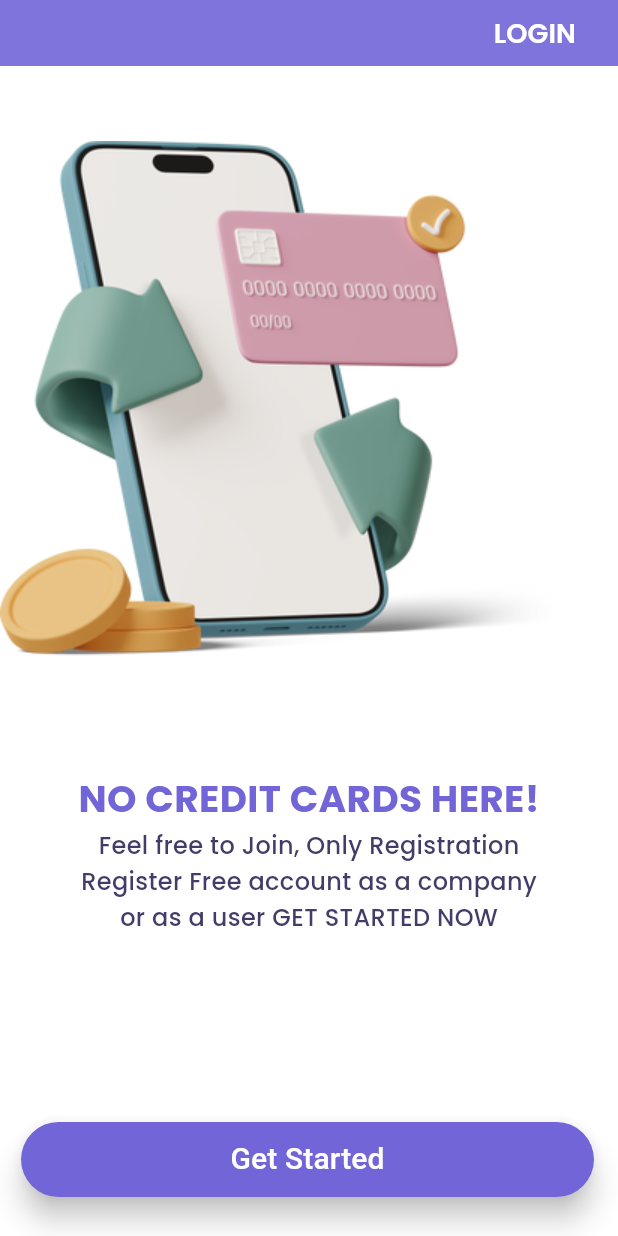
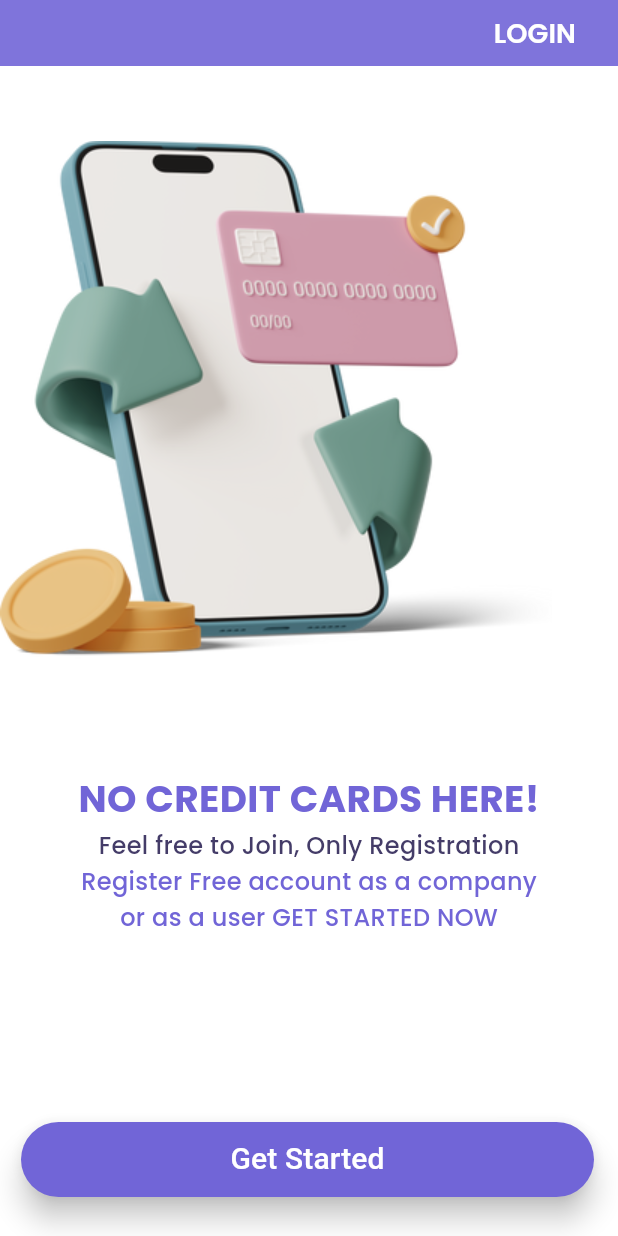
Before and after one commit to MusitafaJeilaniAbdulkadir/Job-Finder-App, a Flutter app: the screen it shows after launch, swiped to page 4, on a phone screen of 412 x 824 dp. Run offline on Flutter 3.47's test engine with Material 3 defaults, Android fonts, the phone set to English and light mode, and no system bars; drawn by our look-alikes of flutter_onboarding_slider; our stand-ins replace curved_navigation_bar, font_awesome_flutter, timeago.

Commit message:
Update on_boarding.dart

```diff
--- a/job_portal/lib/views/pages/on_boarding.dart
+++ b/job_portal/lib/views/pages/on_boarding.dart
@@ -6,6 +6,7 @@ import 'package:job_portal/util/helpers/text_helper.dart';
 import 'package:job_portal/util/text.dart';
 import 'package:job_portal/views/pages/login_page.dart';
 import 'package:job_portal/views/pages/user_type_page.dart';
+
 class OnBoarding extends StatelessWidget {
   const OnBoarding({super.key});
 
@@ -15,41 +16,35 @@ class OnBoarding extends StatelessWidget {
       controllerColor: colors['primary'],
       pageBackgroundColor: Colors.white,
       finishButtonText: "Get Started",
-      trailingFunction: ()=> Navigator.push(context, MaterialPageRoute(builder: (_)=> Login())),
-      onFinish: ()=> Navigator.push(context, MaterialPageRoute(builder: (_)=> UserTypePage())),
+      trailingFunction: () =>
+          Navigator.push(context, MaterialPageRoute(builder: (_) => Login())),
+      onFinish: () => Navigator.push(
+          context, MaterialPageRoute(builder: (_) => UserTypePage())),
       finishButtonStyle: FinishButtonStyle(
           backgroundColor: colors['primary'] as Color,
           elevation: 8,
-        shape: RoundedRectangleBorder(
-          borderRadius: BorderRadius.circular(28)
-        )
+          shape:
+              RoundedRectangleBorder(borderRadius: BorderRadius.circular(28))),
+      skipTextButton: CText(
+        text: "SKIP",
+        decorations: TextDecorations(
+            color: Colors.white, fontSize: 20, family: "Poppins SemiBold"),
       ),
-      skipTextButton: CText(text: "SKIP",
-      decorations: TextDecorations(
-        color: Colors.white,
-        fontSize: 20,
-        family: "Poppins SemiBold"
-
-      ),),
       background: [
         Image.asset("assets/job-unlock.png"),
         Image.asset("assets/remote.png"),
         Image.asset("assets/notify-1.png"),
-        Hero(
-
-            tag: "image-1",
-        child: Image.asset("assets/nocard-1.png")),
+        Hero(tag: "image-1", child: Image.asset("assets/nocard-1.png")),
       ],
       imageVerticalOffset: 50,
       headerBackgroundColor: colors['primary']!.withOpacity(0.9) as Color,
       speed: 1.2,
       totalPage: 4,
-      trailing: CText(text: "LOGIN",
+      trailing: CText(
+        text: "LOGIN",
         decorations: TextDecorations(
-        color: Colors.white,
-        family: "Poppins SemiBold",
-        fontSize: 18
-      ),),
+            color: Colors.white, family: "Poppins SemiBold", fontSize: 18),
+      ),
       pageBodies: [
         Padding(
           padding: const EdgeInsets.only(top: 460),
@@ -57,47 +52,20 @@ class OnBoarding extends StatelessWidget {
             padding: EdgeInsets.all(10),
             child: Column(
               children: [
-                CText(text: "FIND A JOB THAT MEETS",
+                CText(
+                  text: "FIND A JOB THAT MEETS",
                   decorations: TextDecorations(
                       fontSize: 25,
                       color: colors['primary'] as Color,
-                  family: "Poppins Bold"
-                ),),
-                CText(text: "Your Qualifications And Experinece",
+                      family: "Poppins Bold"),
+                ),
+                CText(
+                  text: "Your Qualifications And Experinece",
                   decorations: TextDecorations(
                       fontSize: 16,
                       color: colors['secondary'] as Color,
-                      family: "Poppins Medium"
-                  ),),
-              ],
+                      family: "Poppins Medium"),
                 ),
-          ),
-        ),
-        Padding(
-          padding: const EdgeInsets.only(top: 460),
-          child: Container(
-            padding: EdgeInsets.all(10),
-            child: Column(
-
-              children: [
-                CText(text: "REMOTE JOBS",
-                  decorations: TextDecorations(
-                      fontSize: 29,
-                      color: colors['primary'] as Color,
-                      family: "Poppins Bold"
-                  ),),
-                CText(text: "You Can find Remote jobs",
-                  decorations: TextDecorations(
-                      fontSize: 15,
-                      color: colors['secondary'] as Color,
-                      family: "Poppins Medium"
-                  ),),
-                CText(text: "Relevant Your Qualification",
-                  decorations: TextDecorations(
-                      fontSize: 15,
-                      color: colors['secondary'] as Color,
-                      family: "Poppins Medium"
-                  ),),
               ],
             ),
           ),
@@ -108,24 +76,27 @@ class OnBoarding extends StatelessWidget {
             padding: EdgeInsets.all(10),
             child: Column(
               children: [
-                CText(text: "GET NOTIFICATIONS",
+                CText(
+                  text: "REMOTE JOBS",
                   decorations: TextDecorations(
-                      fontSize: 28,
+                      fontSize: 29,
                       color: colors['primary'] as Color,
-                      family: "Poppins Bold"
-                  ),),
-                CText(text: "When the Company Accept",
+                      family: "Poppins Bold"),
+                ),
+                CText(
+                  text: "You Can find Remote jobs",
                   decorations: TextDecorations(
                       fontSize: 15,
                       color: colors['secondary'] as Color,
-                      family: "Poppins Medium"
-                  ),),
-                CText(text: "Your Request, Get Notify Immediately",
+                      family: "Poppins Medium"),
+                ),
+                CText(
+                  text: "Relevant Your Qualification",
                   decorations: TextDecorations(
                       fontSize: 15,
                       color: colors['secondary'] as Color,
-                      family: "Poppins Medium"
-                  ),),
+                      family: "Poppins Medium"),
+                ),
               ],
             ),
           ),
@@ -136,37 +107,70 @@ class OnBoarding extends StatelessWidget {
             padding: EdgeInsets.all(10),
             child: Column(
               children: [
-                CText(text: "NO CREDIT CARDS HERE!",
+                CText(
+                  text: "GET NOTIFICATIONS",
                   decorations: TextDecorations(
-                      fontSize: 25,
+                      fontSize: 28,
                       color: colors['primary'] as Color,
-                      family: "Poppins Bold"
-                  ),),
-                CText(text: "Feel free to Join, Only Registration",
+                      family: "Poppins Bold"),
+                ),
+                CText(
+                  text: "When the Company Accept",
                   decorations: TextDecorations(
-                      fontSize: 16,
+                      fontSize: 15,
                       color: colors['secondary'] as Color,
-                      family: "Poppins Medium"
-                  ),),
-                CText(text: "Register Free account as a company",
+                      family: "Poppins Medium"),
+                ),
+                CText(
+                  text: "Your Request, Get Notify Immediately",
                   decorations: TextDecorations(
-                      fontSize: 16,
+                      fontSize: 15,
                       color: colors['secondary'] as Color,
-                      family: "Poppins Medium"
-                  ),),
-                CText(text: "or as a user GET STARTED NOW",
-                  decorations: TextDecorations(
-                      fontSize: 16,
-                      color: colors['secondary'] as Color,
-                      family: "Poppins Medium"
-                  ),),
+                      family: "Poppins Medium"),
+                ),
               ],
             ),
           ),
         ),
-
+        Padding(
+          padding: const EdgeInsets.only(top: 460),
+          child: Container(
+            padding: EdgeInsets.all(10),
+            child: Column(
+              children: [
+                CText(
+                  text: "NO CREDIT CARDS HERE!",
+                  decorations: TextDecorations(
+                      fontSize: 25,
+                      color: colors['primary'] as Color,
+                      family: "Poppins Bold"),
+                ),
+                CText(
+                  text: "Feel free to Join, Only Registration",
+                  decorations: TextDecorations(
+                      fontSize: 16,
+                      color: colors['secondary'] as Color,
+                      family: "Poppins Medium"),
+                ),
+                CText(
+                  text: "Register Free account as a company",
+                  decorations: TextDecorations(
+                      fontSize: 16,
+                      color: colors['primary'] as Color,
+                      family: "Poppins Medium"),
+                ),
+                CText(
+                  text: "or as a user GET STARTED NOW",
+                  decorations: TextDecorations(
+                      fontSize: 16,
+                      color: colors['primary'] as Color,
+                      family: "Poppins Medium"),
+                ),
               ],
-
+            ),
+          ),
+        ),
+      ],
     );
   }
 }
```
Lines whose indentation alone changed are shown as unchanged.
